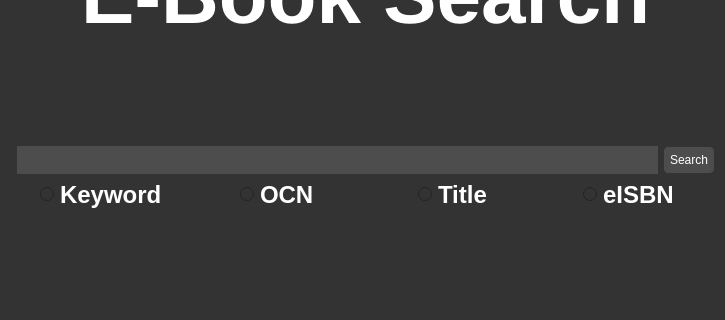
This is source/program/driver/features/SearchPage.ui in Teky500/Ebook-PR-Application as Qt 5 draws it before an edit; both pictures show x 0 to 725 and y 161 to 481 of the 725 by 725 pixel window. The edited form follows.
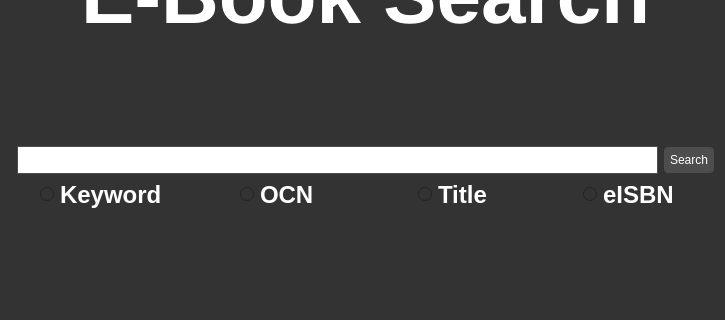
This is the edited form.

Commit message: Changed the color and error message to a pop up

Patch:
```diff
--- a/source/program/driver/features/SearchPage.ui
+++ b/source/program/driver/features/SearchPage.ui
@@ -37,9 +37,9 @@
         color: #ffffff;
     }
     QLineEdit {
-        background-color: #4d4d4d;
+        background-color: #ffffff;
         border: 1px solid #4d4d4d;
-        color: #ffffff;
+        color: #000000;
         padding: 5px;
     }
     QTextEdit {
```
The commit also changes 3 other files.
